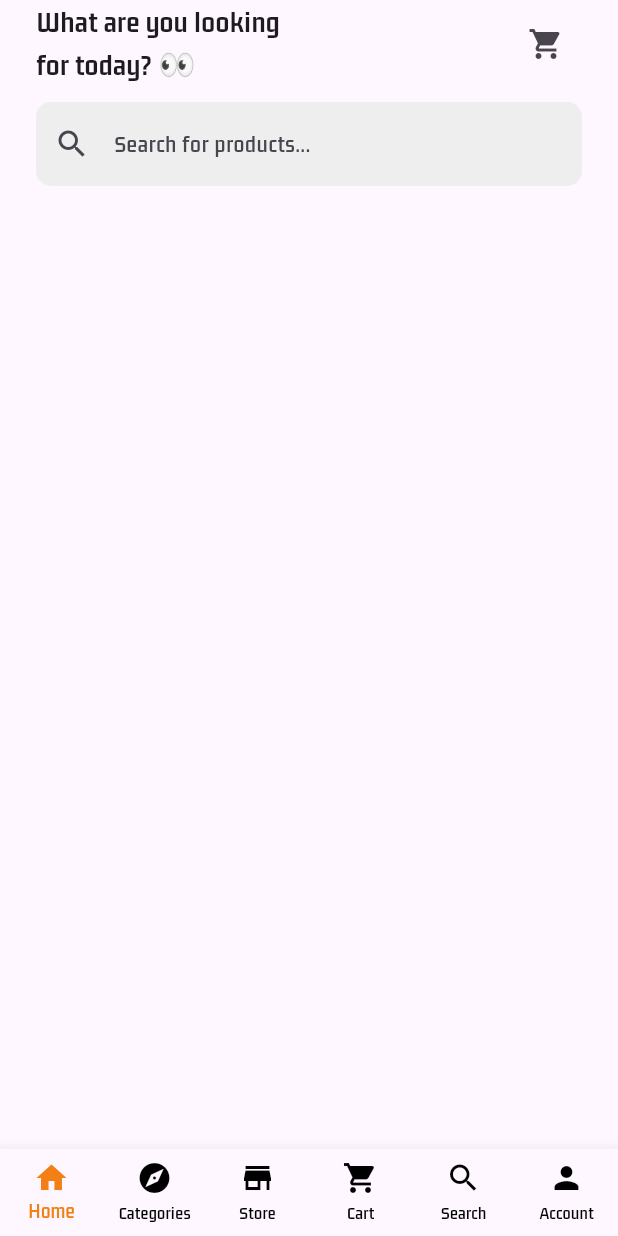
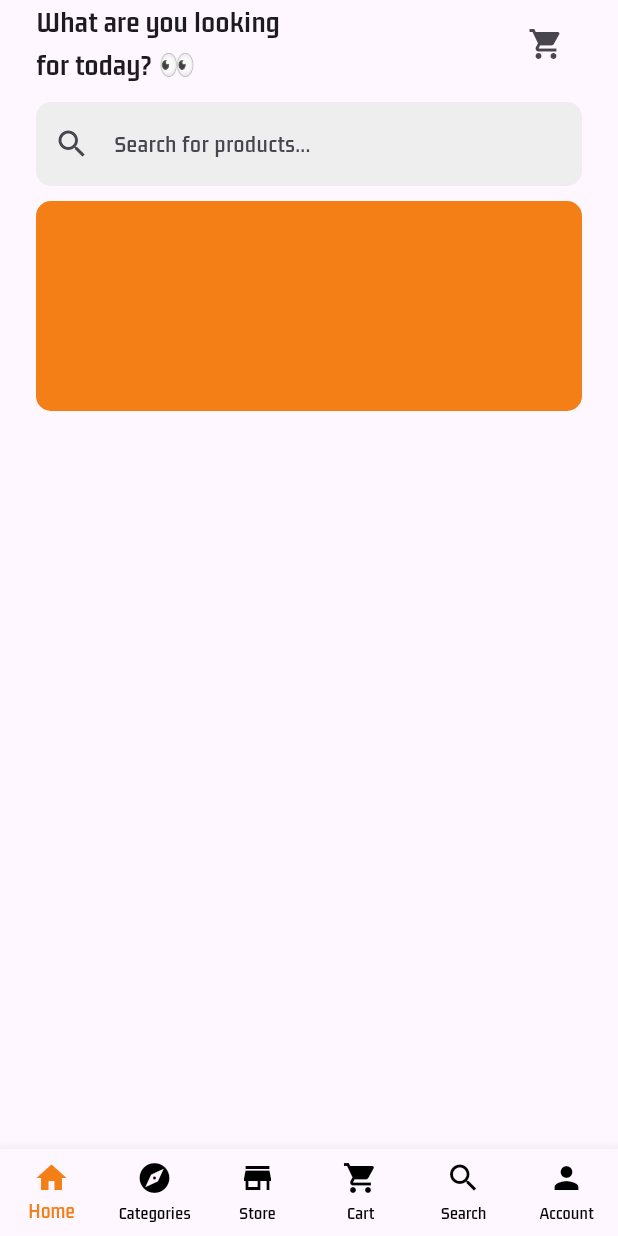
Before and after one commit to theVatsal3802/Multi-Vendor-Shop-App, a Flutter app: the screen it shows after launch, on a phone screen of 412 x 824 dp. Run offline on Flutter 3.47's test engine with Material 3 defaults, Android fonts, the light colour scheme and no system bars; our stand-ins replace cloud_firestore, firebase_core; accounts and stored records are empty.

Commit message:
Added Banners

```diff
--- a/lib/views/customers/screens/home_screen.dart
+++ b/lib/views/customers/screens/home_screen.dart
@@ -1,4 +1,5 @@
 import 'package:flutter/material.dart';
+import 'package:multi_vendor_app/views/customers/screens/widgets/banner_widget.dart';
 import 'package:multi_vendor_app/views/customers/screens/widgets/search_bar_widget.dart';
 import 'package:multi_vendor_app/views/customers/screens/widgets/welcome_text_widget.dart';
 
@@ -20,6 +21,7 @@ class HomeScreen extends StatelessWidget {
             height: 10,
           ),
           SearchBarWidget(),
+          BannerWidget(),
         ],
       ),
     );
--- /dev/null
+++ b/lib/views/customers/screens/widgets/banner_widget.dart
@@ -0,0 +1,57 @@
+import 'package:cloud_firestore/cloud_firestore.dart';
+import 'package:flutter/material.dart';
+
+class BannerWidget extends StatefulWidget {
+  const BannerWidget({super.key});
+
+  @override
+  State<BannerWidget> createState() => _BannerWidgetState();
+}
+
+class _BannerWidgetState extends State<BannerWidget> {
+  final FirebaseFirestore _firestore = FirebaseFirestore.instance;
+  List<String> banners = [];
+
+  getBanners() async {
+    await _firestore.collection("banners").get().then(
+      (QuerySnapshot querySnapshot) {
+        for (var doc in querySnapshot.docs) {
+          setState(() {
+            banners.add(doc["imageUrl"]);
+          });
+        }
+      },
+    );
+  }
+
+  @override
+  void initState() {
+    super.initState();
+    getBanners();
+  }
+
+  @override
+  Widget build(BuildContext context) {
+    return Container(
+      margin: const EdgeInsets.only(top: 10),
+      height: 140,
+      width: MediaQuery.of(context).size.width,
+      decoration: BoxDecoration(
+        color: Colors.yellow.shade900,
+        borderRadius: BorderRadius.circular(10),
+      ),
+      child: PageView.builder(
+        itemBuilder: (context, index) {
+          return ClipRRect(
+            borderRadius: BorderRadius.circular(10),
+            child: Image.network(
+              banners[index],
+              fit: BoxFit.cover,
+            ),
+          );
+        },
+        itemCount: banners.length,
+      ),
+    );
+  }
+}
--- a/pubspec.yaml
+++ b/pubspec.yaml
@@ -64,8 +64,8 @@ flutter:
   uses-material-design: true
 
   # To add assets to your application, add an assets section, like this:
-  assets:
-    - assets/images/
+  # assets:
+  #   - assets/images/
 
   # An image asset can refer to one or more resolution-specific "variants", see
   # https://flutter.dev/assets-and-images/#resolution-aware
```
Also changed, not shown: assets/images/banner1.jpg (deleted), assets/images/banner4.png (deleted), 1 other file.
